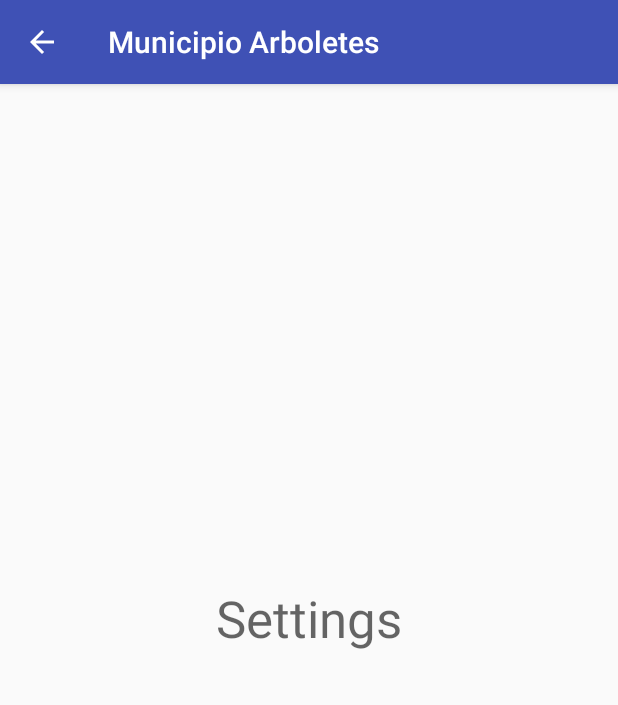
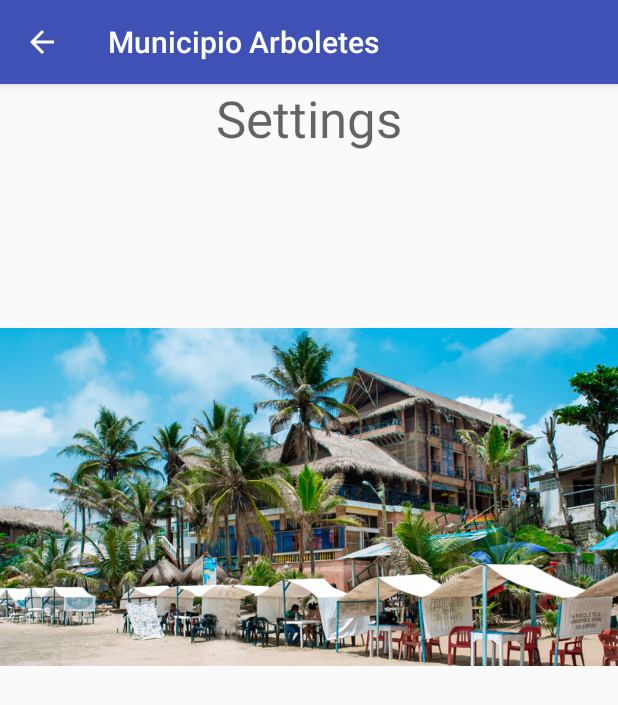
Before and after one commit to grajant/ArboletesTuristico, an Android app: the DetailsActivity screen opened directly, with no data from a screen before it, on a phone screen of 412 x 824 dp. Shown: the top 705 px of the screen. Run offline under Robolectric (Android 15) with nearby library versions, the phone set to English and light mode, and no system bars; 3 statements that could not run were skipped.

Commit message:
Version_3.0 ListView & NavDrawer
Display Lists details

```diff
--- a/app/src/main/java/com/glego/arboletesturistico/Fragments/AttractionListFragment.java
+++ b/app/src/main/java/com/glego/arboletesturistico/Fragments/AttractionListFragment.java
@@ -46,6 +46,7 @@ public class AttractionListFragment extends ListFragment implements AdapterView.
     public void onItemClick(AdapterView<?> parent, View view, int position,long id) {
         Intent intent = new Intent(getContext(), DetailsActivity.class);
         intent.putExtra("option", "tour");
+        intent.putExtra("position", position);
         startActivity(intent);
     }
 }
--- a/app/src/main/java/com/glego/arboletesturistico/Fragments/HotelListFragment.java
+++ b/app/src/main/java/com/glego/arboletesturistico/Fragments/HotelListFragment.java
@@ -43,6 +43,7 @@ public class HotelListFragment extends ListFragment implements OnItemClickListen
     public void onItemClick(AdapterView<?> parent, View view, int position,long id) {
         Intent intent = new Intent(getContext(), DetailsActivity.class);
         intent.putExtra("option", "hotel");
+        intent.putExtra("position", position);
         startActivity(intent);
     }
 }
--- a/app/src/main/java/com/glego/arboletesturistico/Fragments/RestaurantListFragment.java
+++ b/app/src/main/java/com/glego/arboletesturistico/Fragments/RestaurantListFragment.java
@@ -46,6 +46,7 @@ public class RestaurantListFragment extends ListFragment implements AdapterView.
     public void onItemClick(AdapterView<?> parent, View view, int position,long id) {
         Intent intent = new Intent(getContext(), DetailsActivity.class);
         intent.putExtra("option", "restaurant");
+        intent.putExtra("position", position);
         startActivity(intent);
     }
 }
--- a/app/src/main/res/layout/activity_details.xml
+++ b/app/src/main/res/layout/activity_details.xml
@@ -1,8 +1,9 @@
 <?xml version="1.0" encoding="utf-8"?>
-<FrameLayout xmlns:android="http://schemas.android.com/apk/res/android"
+<LinearLayout xmlns:android="http://schemas.android.com/apk/res/android"
     xmlns:app="http://schemas.android.com/apk/res-auto"
     android:layout_width="match_parent"
-    android:layout_height="match_parent">
+    android:layout_height="match_parent"
+    android:orientation="vertical">
 
     <android.support.v7.widget.Toolbar
         android:id="@+id/toolbar"
@@ -14,11 +15,17 @@
         app:theme="@style/ToolbarTheme" />
 
     <TextView
+        android:id="@+id/item_title"
         android:textAppearance="@style/TextAppearance.AppCompat.Display1"
         android:layout_width="wrap_content"
         android:layout_height="wrap_content"
         android:layout_gravity="center"
-        android:text="Settings"
-         />
+        android:text="Settings" />
 
-</FrameLayout>
+    <ImageView
+        android:id="@+id/image"
+        android:layout_width="wrap_content"
+        android:layout_height="wrap_content"
+        android:src="@drawable/hotel_mirador"/>
+
+</LinearLayout>
```
Also changed, not shown: app/src/main/java/com/glego/arboletesturistico/DetailsActivity.java (+46 -5 lines).
